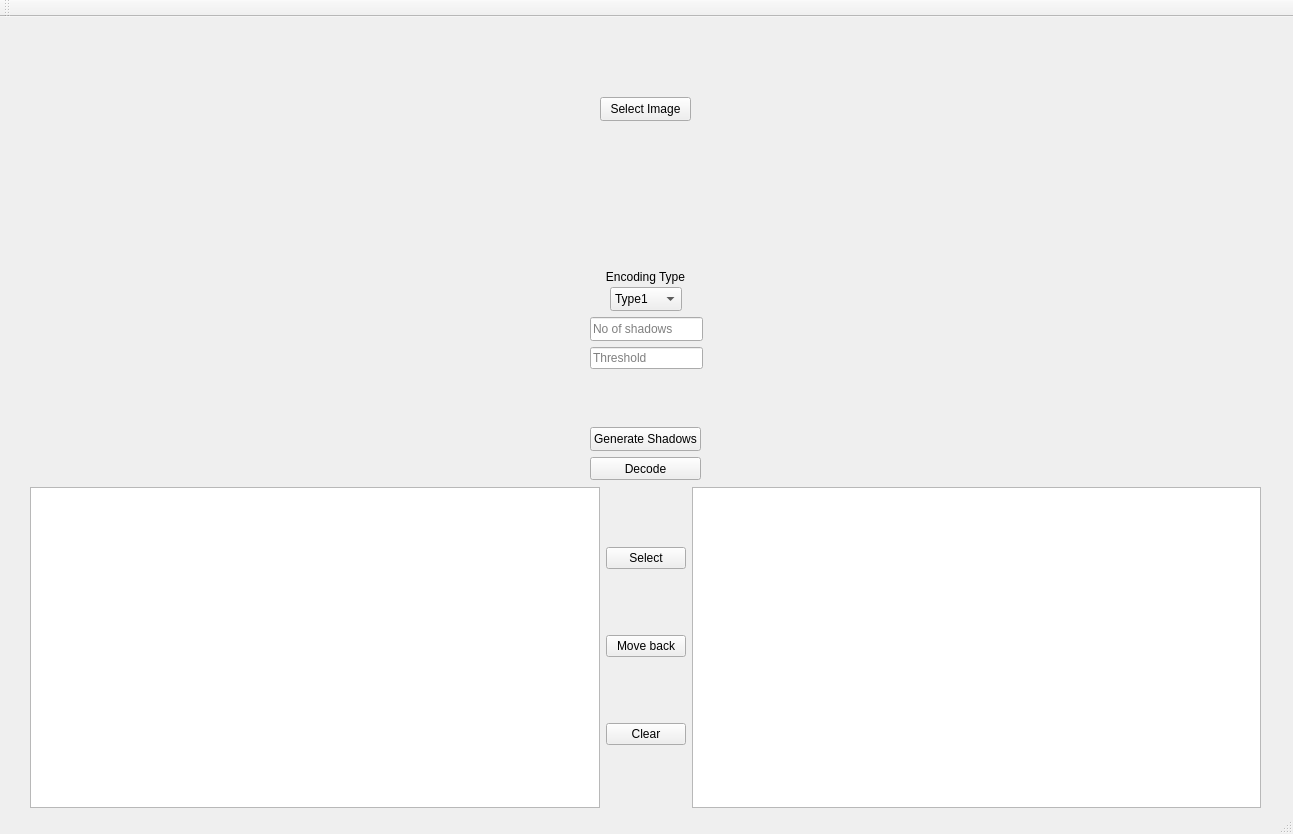
Qt form mainwindow.ui (MikolajOsiecki/QT_cpp) before a commit.
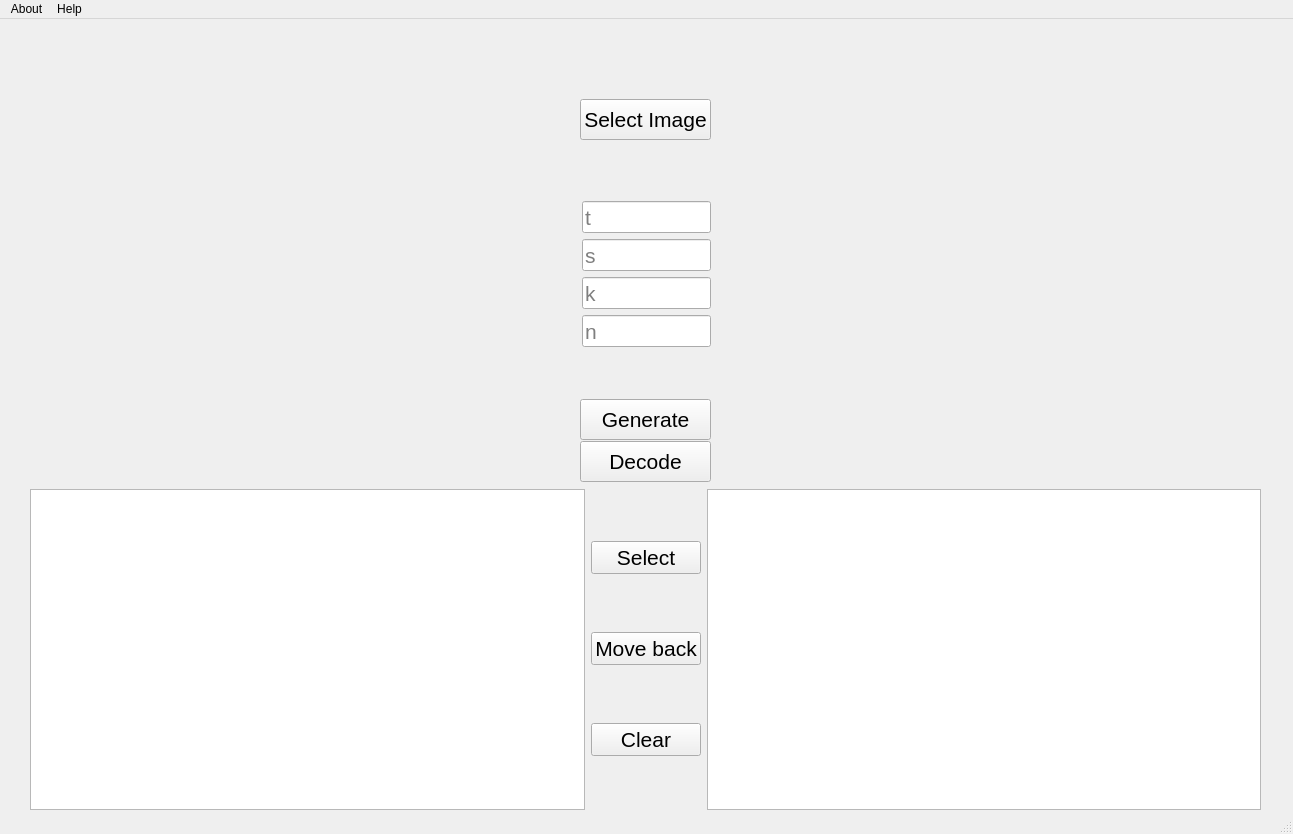
The same form after that commit. Icons and pictures are not drawn.

Patch:
```diff
--- a/mainwindow.ui
+++ b/mainwindow.ui
@@ -17,14 +17,19 @@
    <widget class="QPushButton" name="btnGenerateShadows">
     <property name="geometry">
      <rect>
-      <x>590</x>
-      <y>410</y>
-      <width>111</width>
-      <height>24</height>
+      <x>580</x>
+      <y>380</y>
+      <width>131</width>
+      <height>41</height>
      </rect>
     </property>
+    <property name="font">
+     <font>
+      <pointsize>16</pointsize>
+     </font>
+    </property>
     <property name="text">
-     <string>Generate Shadows</string>
+     <string>Generate</string>
     </property>
    </widget>
    <widget class="QLabel" name="picSelected">
@@ -36,6 +41,9 @@
       <height>441</height>
      </rect>
     </property>
+    <property name="frameShape">
+     <enum>QFrame::NoFrame</enum>
+    </property>
     <property name="text">
      <string/>
     </property>
@@ -52,6 +60,9 @@
       <height>441</height>
      </rect>
     </property>
+    <property name="frameShape">
+     <enum>QFrame::NoFrame</enum>
+    </property>
     <property name="text">
      <string/>
     </property>
@@ -59,45 +70,20 @@
      <pixmap>C:/Users/Nosfreat/Desktop/voucher kurs fotografii 2024 Paweł Sieciński.jpg</pixmap>
     </property>
    </widget>
-   <widget class="QComboBox" name="comboEncodingType">
-    <property name="geometry">
-     <rect>
-      <x>610</x>
-      <y>270</y>
-      <width>72</width>
-      <height>24</height>
-     </rect>
-    </property>
-    <item>
-     <property name="text">
-      <string>Type1</string>
-     </property>
-    </item>
-    <item>
-     <property name="text">
-      <string>Type2</string>
-     </property>
-    </item>
-    <item>
-     <property name="text">
-      <string>Type3</string>
-     </property>
-    </item>
-    <item>
-     <property name="text">
-      <string>Type4</string>
-     </property>
-    </item>
-   </widget>
    <widget class="QLineEdit" name="txtNumberOfShadows">
     <property name="geometry">
      <rect>
-      <x>590</x>
-      <y>300</y>
-      <width>113</width>
-      <height>24</height>
+      <x>582</x>
+      <y>258</y>
+      <width>129</width>
+      <height>32</height>
      </rect>
     </property>
+    <property name="font">
+     <font>
+      <pointsize>16</pointsize>
+     </font>
+    </property>
     <property name="text">
      <string/>
     </property>
@@ -105,37 +91,26 @@
      <bool>true</bool>
     </property>
     <property name="placeholderText">
-     <string>No of shadows</string>
+     <string>k</string>
     </property>
     <property name="clearButtonEnabled">
      <bool>true</bool>
     </property>
    </widget>
-   <widget class="QLabel" name="label">
-    <property name="geometry">
-     <rect>
-      <x>590</x>
-      <y>250</y>
-      <width>111</width>
-      <height>20</height>
-     </rect>
-    </property>
-    <property name="text">
-     <string>Encoding Type</string>
-    </property>
-    <property name="alignment">
-     <set>Qt::AlignCenter</set>
-    </property>
-   </widget>
    <widget class="QPushButton" name="btnSelectImage">
     <property name="geometry">
      <rect>
-      <x>600</x>
+      <x>580</x>
       <y>80</y>
-      <width>91</width>
-      <height>24</height>
+      <width>131</width>
+      <height>41</height>
      </rect>
     </property>
+    <property name="font">
+     <font>
+      <pointsize>16</pointsize>
+     </font>
+    </property>
     <property name="text">
      <string>Select Image</string>
     </property>
@@ -161,6 +136,11 @@
       <layout class="QVBoxLayout" name="ShadowsMoveGroup">
        <item>
         <widget class="QPushButton" name="btnSelectShadows">
+         <property name="font">
+          <font>
+           <pointsize>16</pointsize>
+          </font>
+         </property>
          <property name="text">
           <string>Select</string>
          </property>
@@ -168,6 +148,11 @@
        </item>
        <item>
         <widget class="QPushButton" name="btnMoveBack">
+         <property name="font">
+          <font>
+           <pointsize>16</pointsize>
+          </font>
+         </property>
          <property name="text">
           <string>Move back</string>
          </property>
@@ -175,6 +160,11 @@
        </item>
        <item>
         <widget class="QPushButton" name="btnClear">
+         <property name="font">
+          <font>
+           <pointsize>16</pointsize>
+          </font>
+         </property>
          <property name="text">
           <string>Clear</string>
          </property>
@@ -194,14 +184,19 @@
    <widget class="QLineEdit" name="txtShadowThreshold">
     <property name="geometry">
      <rect>
-      <x>590</x>
-      <y>330</y>
-      <width>113</width>
-      <height>22</height>
+      <x>582</x>
+      <y>296</y>
+      <width>129</width>
+      <height>32</height>
      </rect>
     </property>
+    <property name="font">
+     <font>
+      <pointsize>16</pointsize>
+     </font>
+    </property>
     <property name="placeholderText">
-     <string>Threshold</string>
+     <string>n</string>
     </property>
     <property name="clearButtonEnabled">
      <bool>true</bool>
@@ -210,16 +205,60 @@
    <widget class="QPushButton" name="btnDecode">
     <property name="geometry">
      <rect>
-      <x>590</x>
-      <y>440</y>
-      <width>111</width>
-      <height>23</height>
+      <x>580</x>
+      <y>422</y>
+      <width>131</width>
+      <height>41</height>
      </rect>
     </property>
+    <property name="font">
+     <font>
+      <pointsize>16</pointsize>
+     </font>
+    </property>
     <property name="text">
      <string>Decode</string>
     </property>
    </widget>
+   <widget class="QLineEdit" name="txtNumberOfEssential">
+    <property name="geometry">
+     <rect>
+      <x>582</x>
+      <y>220</y>
+      <width>129</width>
+      <height>32</height>
+     </rect>
+    </property>
+    <property name="font">
+     <font>
+      <pointsize>16</pointsize>
+     </font>
+    </property>
+    <property name="text">
+     <string/>
+    </property>
+    <property name="placeholderText">
+     <string>s</string>
+    </property>
+   </widget>
+   <widget class="QLineEdit" name="txtEssentialThreshold">
+    <property name="geometry">
+     <rect>
+      <x>582</x>
+      <y>182</y>
+      <width>129</width>
+      <height>32</height>
+     </rect>
+    </property>
+    <property name="font">
+     <font>
+      <pointsize>16</pointsize>
+     </font>
+    </property>
+    <property name="placeholderText">
+     <string>t</string>
+    </property>
+   </widget>
   </widget>
   <widget class="QMenuBar" name="menubar">
    <property name="geometry">
@@ -230,19 +269,38 @@
      <height>20</height>
     </rect>
    </property>
+   <widget class="QMenu" name="menuAbout">
+    <property name="title">
+     <string>About</string>
+    </property>
+    <addaction name="actionAuthor"/>
+    <addaction name="actionAbout_Gui"/>
+   </widget>
+   <widget class="QMenu" name="menuHelp">
+    <property name="title">
+     <string>Help</string>
+    </property>
+    <addaction name="actionHelp"/>
+   </widget>
+   <addaction name="menuAbout"/>
+   <addaction name="menuHelp"/>
   </widget>
   <widget class="QStatusBar" name="statusbar"/>
-  <widget class="QToolBar" name="toolBar">
-   <property name="windowTitle">
-    <string>toolBar</string>
+  <action name="actionAuthor">
+   <property name="text">
+    <string>Author</string>
    </property>
-   <attribute name="toolBarArea">
-    <enum>TopToolBarArea</enum>
-   </attribute>
-   <attribute name="toolBarBreak">
-    <bool>false</bool>
-   </attribute>
-  </widget>
+  </action>
+  <action name="actionAbout_Gui">
+   <property name="text">
+    <string>About Gui</string>
+   </property>
+  </action>
+  <action name="actionHelp">
+   <property name="text">
+    <string>Help</string>
+   </property>
+  </action>
  </widget>
  <resources/>
  <connections/>
```
